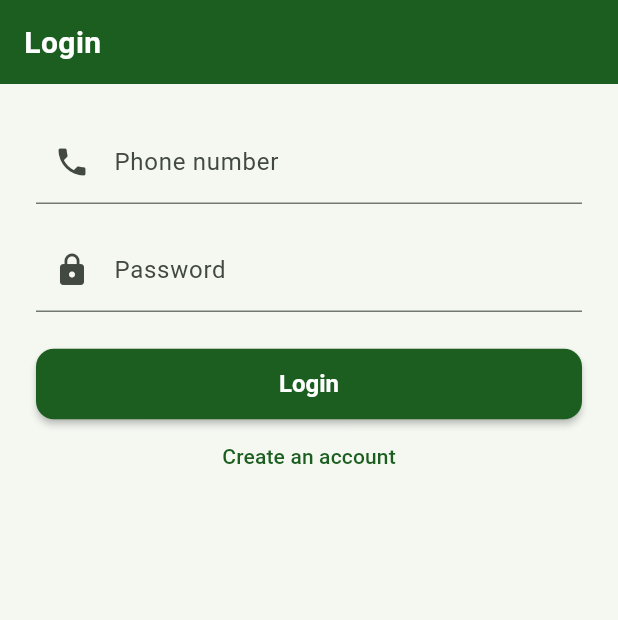
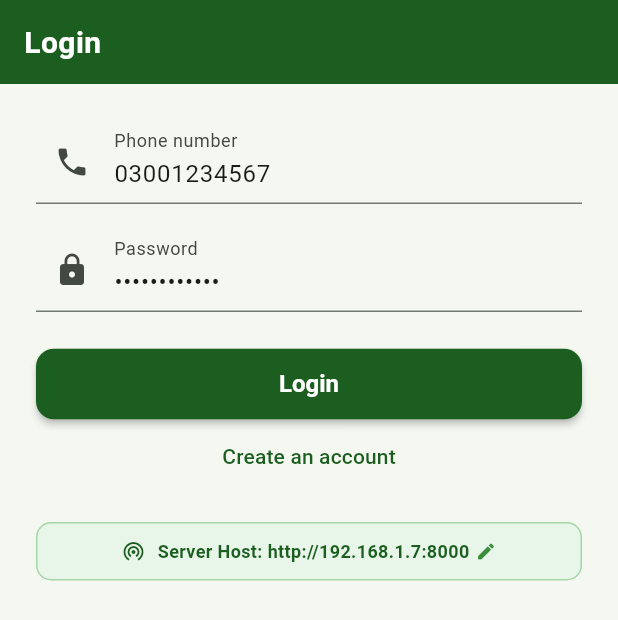
Before and after one commit to AliHassan-dotcom/KisaanDost, a Flutter app: the screen it shows after launch, on a phone screen of 412 x 824 dp. Shown: the top 620 px of the screen. Run offline on Flutter 3.47's test engine with Material 3 defaults, Android fonts, the phone set to English and light mode, and no system bars; our stand-ins replace flutter_riverpod, flutter_secure_storage, go_router, image_picker.

Commit message:
Add interactive Server IP switcher dialog and default to 192.168.1.7:8000

```diff
--- a/mobile_app/lib/config/app_config.dart
+++ b/mobile_app/lib/config/app_config.dart
@@ -4,13 +4,20 @@ class AppConfig {
 
   static String _activeBaseUrl = const String.fromEnvironment(
     'API_BASE_URL',
-    defaultValue: 'http://localhost:8000',
+    defaultValue: 'http://192.168.1.7:8000',
   );
 
   static String get apiBaseUrl => _activeBaseUrl;
 
   static void setActiveBaseUrl(String url) {
-    _activeBaseUrl = url;
+    var cleaned = url.trim();
+    if (!cleaned.startsWith('http://') && !cleaned.startsWith('https://')) {
+      cleaned = 'http://$cleaned';
+    }
+    if (cleaned.endsWith('/')) {
+      cleaned = cleaned.substring(0, cleaned.length - 1);
+    }
+    _activeBaseUrl = cleaned;
   }
 
   static const String apiPrefix = '/api/v1';
@@ -20,9 +27,9 @@ class AppConfig {
   /// Fallback candidates when network changes between USB tunnel, Wi-Fi, and emulator.
   static List<String> get candidateBaseUrls => <String>[
         _activeBaseUrl,
+        'http://192.168.1.7:8000',
         'http://localhost:8000',
         'http://127.0.0.1:8000',
-        'http://192.168.1.7:8000',
         'http://192.168.1.5:8000',
         'http://10.0.2.2:8000',
       ];
--- a/mobile_app/lib/screens/login_screen.dart
+++ b/mobile_app/lib/screens/login_screen.dart
@@ -1,4 +1,3 @@
-import 'package:flutter/foundation.dart';
 import 'package:flutter/material.dart';
 import 'package:flutter_riverpod/flutter_riverpod.dart';
 import 'package:go_router/go_router.dart';
@@ -18,8 +17,8 @@ class LoginScreen extends ConsumerStatefulWidget {
 
 class _LoginScreenState extends ConsumerState<LoginScreen> {
   final _formKey = GlobalKey<FormState>();
-  final _phoneController = TextEditingController();
-  final _passwordController = TextEditingController();
+  final _phoneController = TextEditingController(text: '03001234567');
+  final _passwordController = TextEditingController(text: 'Password123!');
 
   @override
   void dispose() {
@@ -34,6 +33,84 @@ class _LoginScreenState extends ConsumerState<LoginScreen> {
           _phoneController.text.trim(),
           _passwordController.text,
         );
+  }
+
+  void _showServerConfigDialog() {
+    final controller = TextEditingController(text: AppConfig.apiBaseUrl);
+
+    showDialog(
+      context: context,
+      builder: (ctx) => AlertDialog(
+        title: const Row(
+          children: <Widget>[
+            Icon(Icons.settings_ethernet, color: Colors.green),
+            SizedBox(width: 8),
+            Text('Server IP Settings', style: TextStyle(fontSize: 16)),
+          ],
+        ),
+        content: Column(
+          mainAxisSize: MainAxisSize.min,
+          crossAxisAlignment: CrossAxisAlignment.stretch,
+          children: <Widget>[
+            const Text(
+              'Select or type your computer/server backend URL:',
+              style: TextStyle(fontSize: 12, color: Colors.grey),
+            ),
+            const SizedBox(height: 12),
+            TextField(
+              controller: controller,
+              decoration: const InputDecoration(
+                labelText: 'Backend URL',
+                hintText: 'http://192.168.1.7:8000',
+                border: OutlineInputBorder(),
+              ),
+            ),
+            const SizedBox(height: 12),
+            Wrap(
+              spacing: 6,
+              runSpacing: 6,
+              children: <Widget>[
+                ActionChip(
+                  label: const Text('Wi-Fi LAN (192.168.1.7)'),
+                  onPressed: () {
+                    controller.text = 'http://192.168.1.7:8000';
+                  },
+                ),
+                ActionChip(
+                  label: const Text('USB Cable (localhost)'),
+                  onPressed: () {
+                    controller.text = 'http://localhost:8000';
+                  },
+                ),
+                ActionChip(
+                  label: const Text('Emulator (10.0.2.2)'),
+                  onPressed: () {
+                    controller.text = 'http://10.0.2.2:8000';
+                  },
+                ),
+              ],
+            ),
+          ],
+        ),
+        actions: <Widget>[
+          TextButton(
+            onPressed: () => Navigator.pop(ctx),
+            child: const Text('Cancel'),
+          ),
+          ElevatedButton(
+            onPressed: () {
+              if (controller.text.trim().isNotEmpty) {
+                setState(() {
+                  AppConfig.setActiveBaseUrl(controller.text.trim());
+                });
+              }
+              Navigator.pop(ctx);
+            },
+            child: const Text('Save & Apply'),
+          ),
+        ],
+      ),
+    );
   }
 
   @override
@@ -101,31 +178,39 @@ class _LoginScreenState extends ConsumerState<LoginScreen> {
                 onPressed: () => context.push(AppRoutes.register),
                 child: const Text('Create an account'),
               ),
-              if (kDebugMode) ...[
-                const SizedBox(height: 24),
-                Container(
-                  padding: const EdgeInsets.symmetric(horizontal: 12, vertical: 8),
+              const SizedBox(height: 20),
+              InkWell(
+                onTap: _showServerConfigDialog,
+                borderRadius: BorderRadius.circular(10),
+                child: Container(
+                  padding: const EdgeInsets.symmetric(horizontal: 12, vertical: 10),
                   decoration: BoxDecoration(
-                    color: Colors.grey.shade100,
-                    borderRadius: BorderRadius.circular(8),
-                    border: Border.all(color: Colors.grey.shade300),
+                    color: Colors.green.shade50,
+                    borderRadius: BorderRadius.circular(10),
+                    border: Border.all(color: Colors.green.shade200),
                   ),
                   child: Row(
                     mainAxisAlignment: MainAxisAlignment.center,
                     children: <Widget>[
-                      Icon(Icons.router, size: 14, color: Colors.grey.shade700),
+                      Icon(Icons.wifi_tethering, size: 16, color: Colors.green.shade900),
                       const SizedBox(width: 8),
                       Flexible(
                         child: Text(
-                          'API Host: ${AppConfig.apiBaseUrl}',
-                          style: TextStyle(fontSize: 11, color: Colors.grey.shade800),
+                          'Server Host: ${AppConfig.apiBaseUrl}',
+                          style: TextStyle(
+                            fontSize: 12,
+                            fontWeight: FontWeight.bold,
+                            color: Colors.green.shade900,
+                          ),
                           overflow: TextOverflow.ellipsis,
                         ),
                       ),
+                      const SizedBox(width: 4),
+                      Icon(Icons.edit, size: 14, color: Colors.green.shade700),
                     ],
                   ),
                 ),
-              ],
+              ),
             ],
           ),
         ),
```
